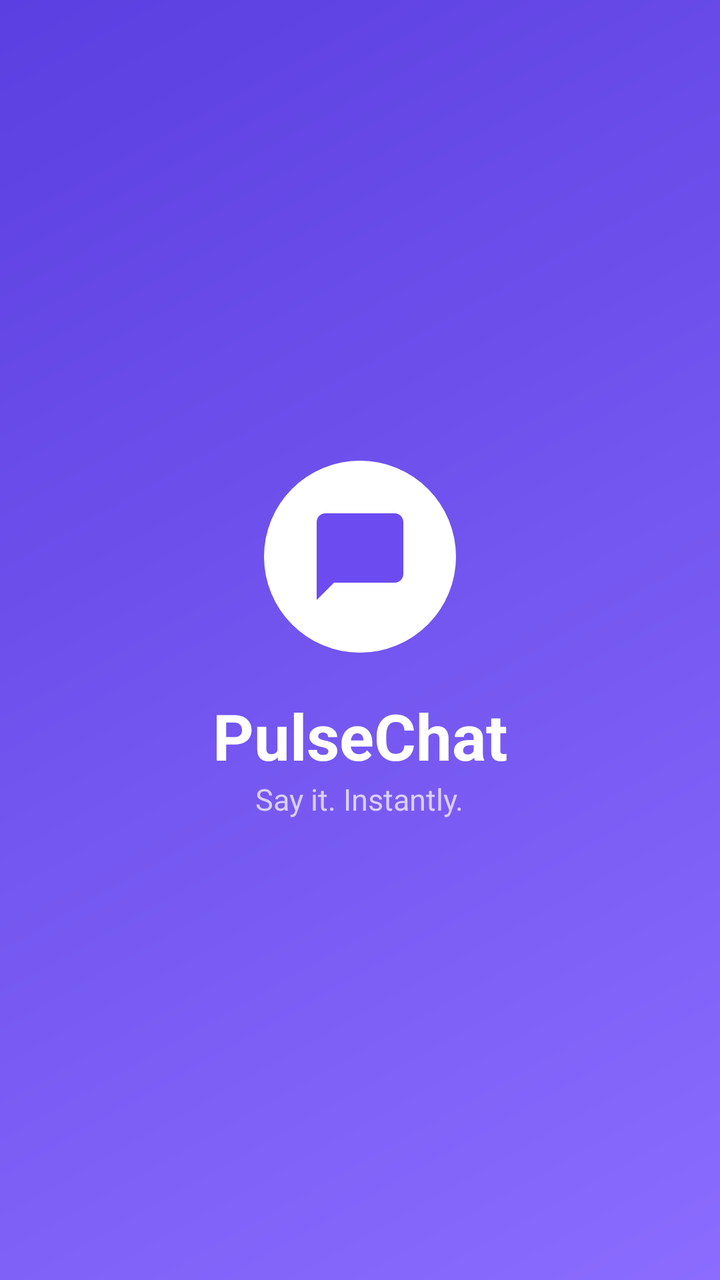
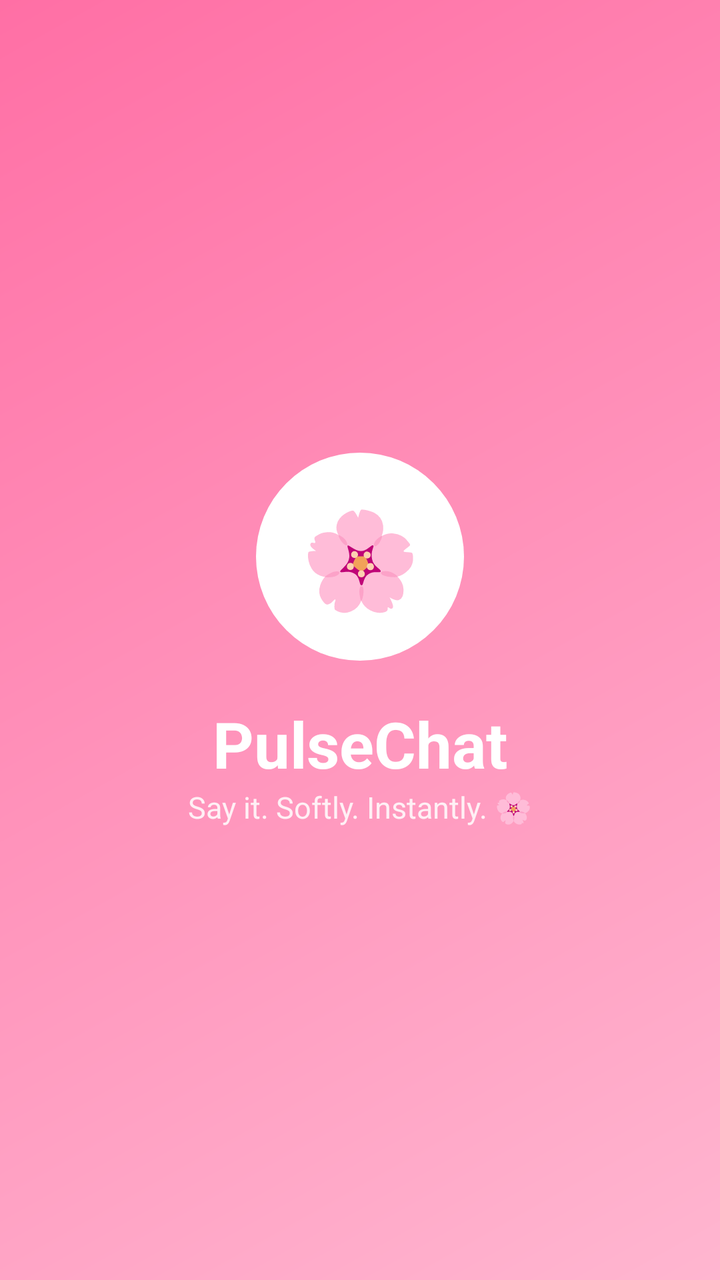

The first picture is an Android layout as it rendered before a commit; the second is the same layout after the commit. The layout source and the unified diff follow.
<!-- AndroidManifest.xml: application theme Theme.PulseChat -->
<!-- res/layout/activity_splash.xml -->
<?xml version="1.0" encoding="utf-8"?>
<LinearLayout xmlns:android="http://schemas.android.com/apk/res/android"
    xmlns:app="http://schemas.android.com/apk/res-auto"
    android:layout_width="match_parent" android:layout_height="match_parent"
    android:background="@drawable/bg_gradient" android:gravity="center"
    android:orientation="vertical">

    <ImageView android:id="@+id/logo" android:layout_width="96dp" android:layout_height="96dp"
        android:padding="22dp" android:src="@drawable/ic_chat" app:tint="@color/violet"
        android:background="@drawable/bg_avatar" android:backgroundTint="@color/white"
        android:contentDescription="PulseChat logo" />

    <TextView android:id="@+id/appName" android:layout_width="wrap_content"
        android:layout_height="wrap_content" android:layout_marginTop="20dp"
        android:text="@string/app_name" android:textColor="@color/white"
        android:textSize="32sp" android:textStyle="bold" />

    <TextView android:id="@+id/tagline" android:layout_width="wrap_content"
        android:layout_height="wrap_content" android:text="@string/tagline"
        android:textColor="@color/lavender_mid" android:textSize="15sp" />
</LinearLayout>
<!-- resources referenced by this layout -->
<resources>
  <color name="lavender_mid">#D9CFFB</color>
  <color name="violet">#6C4CF1</color>
  <color name="white">#FFFFFF</color>
  <!-- drawable bg_avatar (drawable) -->
  <shape xmlns:android="http://schemas.android.com/apk/res/android" android:shape="oval">
      <gradient android:angle="135" android:startColor="#A58BFF" android:endColor="#6C4CF1" />
  </shape>
  <!-- drawable bg_gradient (drawable) -->
  <shape xmlns:android="http://schemas.android.com/apk/res/android">
      <gradient android:angle="135" android:startColor="#8B6CFF" android:endColor="#5B3FE0" />
  </shape>
  <!-- drawable ic_chat (drawable) -->
  <vector xmlns:android="http://schemas.android.com/apk/res/android"
      android:width="24dp" android:height="24dp" android:viewportWidth="24" android:viewportHeight="24"
      android:tint="?attr/colorControlNormal">
      <path android:fillColor="@android:color/white" android:pathData="M20,2H4c-1.1,0 -2,0.9 -2,2v18l4,-4h14c1.1,0 2,-0.9 2,-2V4c0,-1.1 -0.9,-2 -2,-2z" />
  </vector>
  <string name="app_name">PulseChat</string>
  <string name="tagline">Say it. Instantly.</string>
  <style name="Theme.PulseChat" parent="Theme.Material3.Light.NoActionBar">
          <item name="colorPrimary">@color/violet</item>
          <item name="colorOnPrimary">@color/white</item>
          <item name="colorPrimaryContainer">@color/lavender</item>
          <item name="colorSurface">@color/white</item>
          <item name="android:windowBackground">@color/bg</item>
          <item name="android:statusBarColor">@color/bg</item>
          <item name="android:windowLightStatusBar">true</item>
      </style>
  <color name="lavender">#EFEAFE</color>
  <color name="bg">#FAF8FF</color>
</resources>

<!-- the commit's change to res/layout/activity_splash.xml (unified diff, before → after) -->
@@ -1,14 +1,11 @@
 <?xml version="1.0" encoding="utf-8"?>
-<LinearLayout xmlns:android="http://schemas.android.com/apk/res/android"
-    xmlns:app="http://schemas.android.com/apk/res-auto"
+<LinearLayout xmlns:android="http://schemas.android.com/apk/res/android" xmlns:app="http://schemas.android.com/apk/res-auto"
     android:layout_width="match_parent" android:layout_height="match_parent"
-    android:background="@drawable/bg_gradient" android:gravity="center"
-    android:orientation="vertical">
+    android:background="@drawable/bg_gradient" android:gravity="center" android:orientation="vertical">
 
-    <ImageView android:id="@+id/logo" android:layout_width="96dp" android:layout_height="96dp"
-        android:padding="22dp" android:src="@drawable/ic_chat" app:tint="@color/violet"
+    <TextView android:id="@+id/logo" android:layout_width="104dp" android:layout_height="104dp"
         android:background="@drawable/bg_avatar" android:backgroundTint="@color/white"
-        android:contentDescription="PulseChat logo" />
+        android:gravity="center" android:text="🌸" android:textSize="48sp" />
 
     <TextView android:id="@+id/appName" android:layout_width="wrap_content"
         android:layout_height="wrap_content" android:layout_marginTop="20dp"
@@ -17,5 +14,5 @@
 
     <TextView android:id="@+id/tagline" android:layout_width="wrap_content"
         android:layout_height="wrap_content" android:text="@string/tagline"
-        android:textColor="@color/lavender_mid" android:textSize="15sp" />
+        android:textColor="#FFF0F5" android:textSize="15sp" />
 </LinearLayout>
<!-- resource entries referenced after the edit -->
@@ -1,24 +1,18 @@
 <!-- resources referenced by this layout -->
 <resources>
-  <color name="lavender_mid">#D9CFFB</color>
-  <color name="violet">#6C4CF1</color>
+  <color name="lavender_mid">#FFC7DA</color>
+  <color name="violet">#FF6FA5</color>
   <color name="white">#FFFFFF</color>
   <!-- drawable bg_avatar (drawable) -->
   <shape xmlns:android="http://schemas.android.com/apk/res/android" android:shape="oval">
-      <gradient android:angle="135" android:startColor="#A58BFF" android:endColor="#6C4CF1" />
+      <gradient android:angle="135" android:startColor="#FF9EC1" android:endColor="#FF6FA5" />
   </shape>
   <!-- drawable bg_gradient (drawable) -->
   <shape xmlns:android="http://schemas.android.com/apk/res/android">
-      <gradient android:angle="135" android:startColor="#8B6CFF" android:endColor="#5B3FE0" />
+      <gradient android:angle="135" android:startColor="#FFB6D0" android:endColor="#FF6FA5" />
   </shape>
-  <!-- drawable ic_chat (drawable) -->
-  <vector xmlns:android="http://schemas.android.com/apk/res/android"
-      android:width="24dp" android:height="24dp" android:viewportWidth="24" android:viewportHeight="24"
-      android:tint="?attr/colorControlNormal">
-      <path android:fillColor="@android:color/white" android:pathData="M20,2H4c-1.1,0 -2,0.9 -2,2v18l4,-4h14c1.1,0 2,-0.9 2,-2V4c0,-1.1 -0.9,-2 -2,-2z" />
-  </vector>
   <string name="app_name">PulseChat</string>
-  <string name="tagline">Say it. Instantly.</string>
+  <string name="tagline">Say it. Softly. Instantly. 🌸</string>
   <style name="Theme.PulseChat" parent="Theme.Material3.Light.NoActionBar">
           <item name="colorPrimary">@color/violet</item>
           <item name="colorOnPrimary">@color/white</item>
@@ -27,8 +21,19 @@
           <item name="android:windowBackground">@color/bg</item>
           <item name="android:statusBarColor">@color/bg</item>
           <item name="android:windowLightStatusBar">true</item>
+          <item name="bottomNavigationStyle">@style/Widget.Sakura.BottomNav</item>
       </style>
-  <color name="lavender">#EFEAFE</color>
-  <color name="bg">#FAF8FF</color>
+  <color name="lavender">#FFE6EF</color>
+  <color name="bg">#FFF7FA</color>
+  <style name="Widget.Sakura.BottomNav" parent="Widget.Material3.BottomNavigationView">
+          <item name="android:background">@color/white</item>
+          <item name="itemIconTint">@color/nav_item</item>
+          <item name="itemTextColor">@color/nav_item</item>
+          <item name="itemActiveIndicatorStyle">@style/Sakura.NavIndicator</item>
+          <item name="elevation">10dp</item>
+      </style>
+  <style name="Sakura.NavIndicator" parent="Widget.Material3.BottomNavigationView.ActiveIndicator">
+          <item name="android:color">@color/lavender_mid</item>
+      </style>
 </resources>
 
